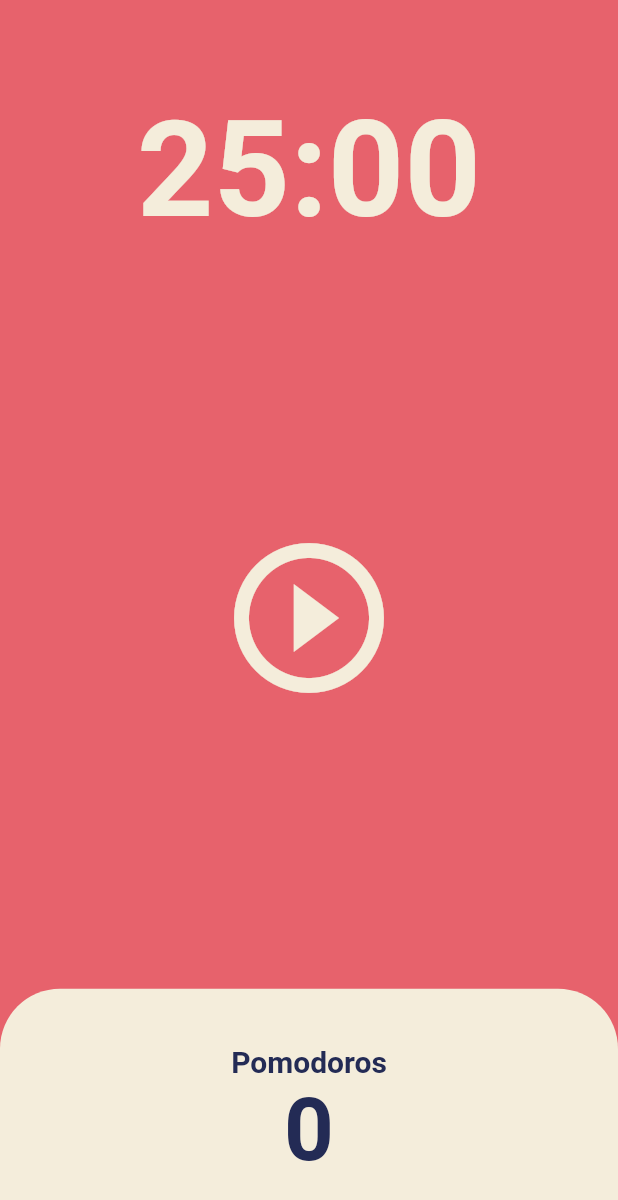
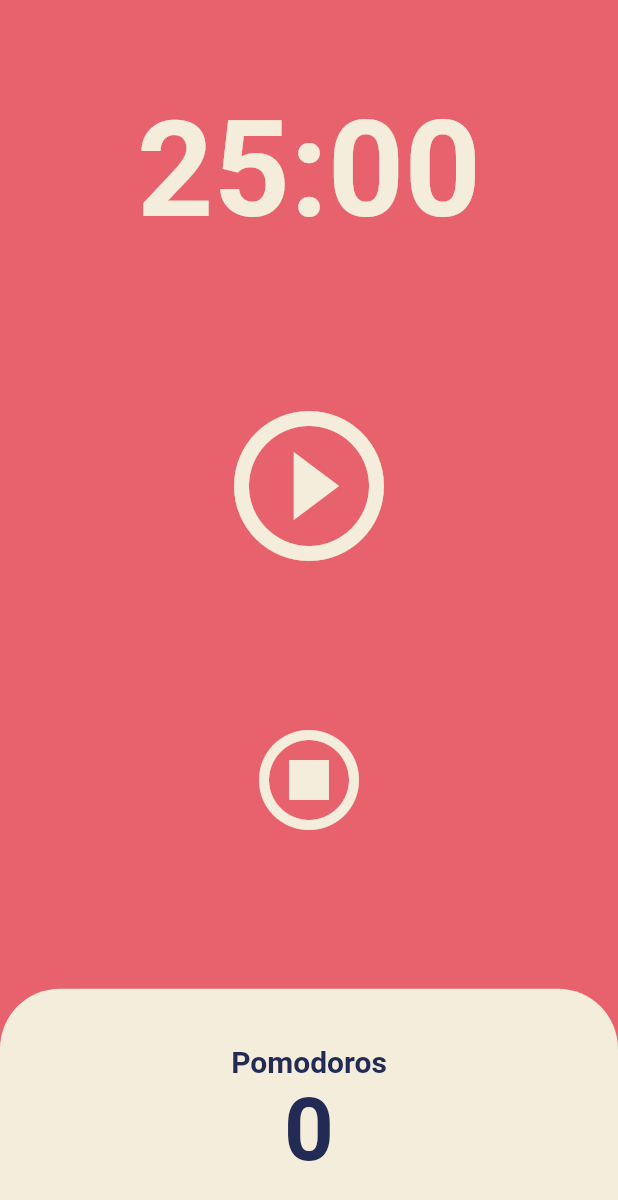
Before and after one commit to yjinjo/toonflix, a Flutter app: the screen it shows after launch, on a phone screen of 412 x 824 dp. Shown: the top 1200 px of the screen. Run offline on Flutter 3.47's test engine with Material 2 defaults, Android fonts, the phone set to English and light mode, and no system bars.

Commit message:
#3. Stop 버튼 추가

```diff
--- a/lib/screens/home_screen.dart
+++ b/lib/screens/home_screen.dart
@@ -48,6 +48,14 @@ class _HomeScreenState extends State<HomeScreen> {
     });
   }
 
+  void onStopPressed() {
+    timer.cancel();
+    setState(() {
+      totalSeconds = twentyFiveMinutes;
+      isRunning = false;
+    });
+  }
+
   String format(int seconds) {
     var duration = Duration(seconds: seconds);
     return duration.toString().substring(2, 7);
@@ -75,7 +83,10 @@ class _HomeScreenState extends State<HomeScreen> {
           ),
           Flexible(
             flex: 3,
-            child: Center(
+            child: Column(
+              mainAxisAlignment: MainAxisAlignment.center,
+              children: [
+                Center(
                   child: IconButton(
                     iconSize: 120,
                     color: Theme.of(context).cardColor,
@@ -84,6 +95,19 @@ class _HomeScreenState extends State<HomeScreen> {
                         ? Icons.pause_circle_outline
                         : Icons.play_circle_outline),
                   ),
+                ),
+                const SizedBox(
+                  height: 80,
+                ),
+                Center(
+                  child: IconButton(
+                    iconSize: 80,
+                    color: Theme.of(context).cardColor,
+                    onPressed: onStopPressed,
+                    icon: const Icon(Icons.stop_circle_outlined),
+                  ),
+                ),
+              ],
             ),
           ),
           Flexible(
```
Lines whose indentation alone changed are shown as unchanged.
